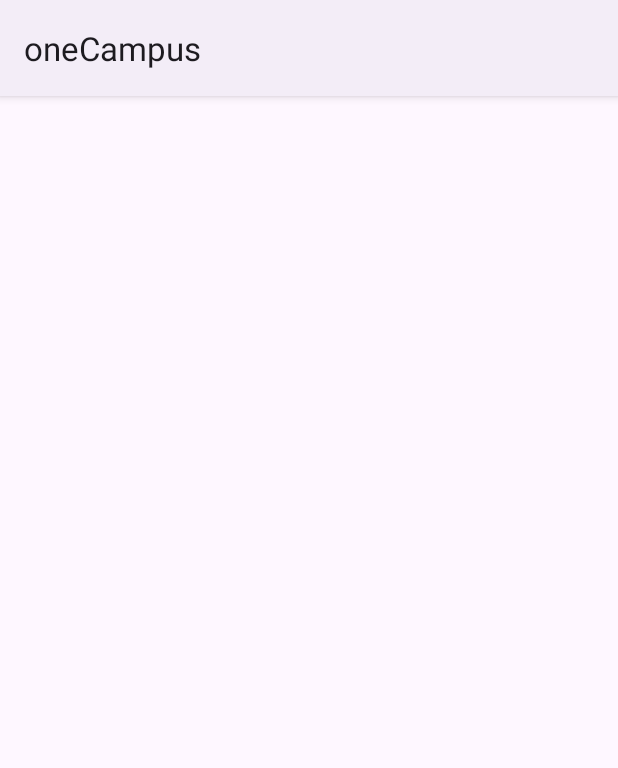
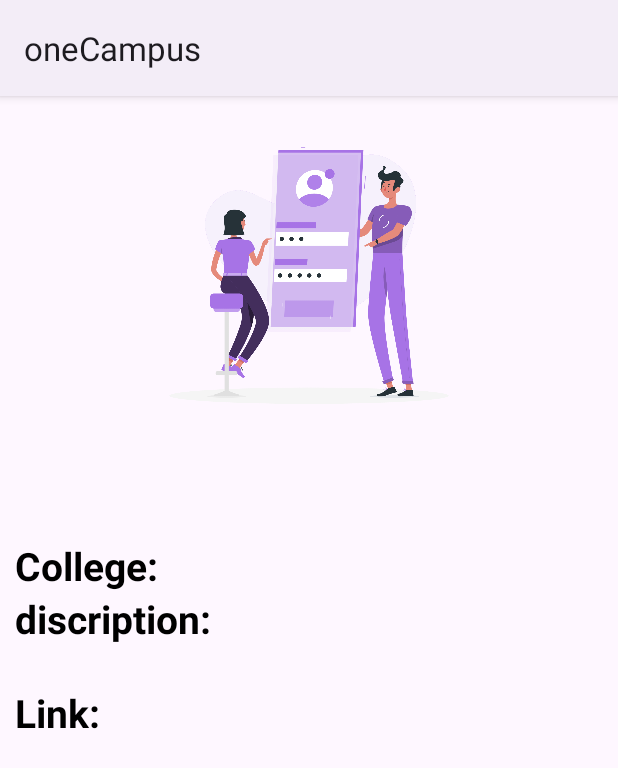
Before and after one commit to BhanukiranG/oneCampus, an Android app: the eventDetails screen opened directly, with no data from a screen before it, on a phone screen of 412 x 824 dp. Shown: the top 768 px of the screen. Run offline under Robolectric (Android 15) with nearby library versions, the phone set to English and light mode, and no system bars; our stand-ins replace Picasso.

Commit message:
complete project is running successfully

```diff
--- a/app/src/main/java/com/example/onecampus/eventDetails.java
+++ b/app/src/main/java/com/example/onecampus/eventDetails.java
@@ -3,12 +3,29 @@ package com.example.onecampus;
 import androidx.appcompat.app.AppCompatActivity;
 
 import android.os.Bundle;
+import android.widget.ImageView;
+import android.widget.TextView;
+
+import com.squareup.picasso.Picasso;
 
 public class eventDetails extends AppCompatActivity {
-
+        TextView singleLink,singleDiscription,singleCollege,singleEventName;
+        ImageView singleImage;
     @Override
     protected void onCreate(Bundle savedInstanceState) {
         super.onCreate(savedInstanceState);
         setContentView(R.layout.activity_event_details);
+        singleLink=findViewById(R.id.singleLink);
+        singleDiscription=findViewById(R.id.singleDiscription);
+        singleCollege=findViewById(R.id.singleCollege);
+        singleEventName=findViewById(R.id.singleEventName);
+        singleImage=findViewById(R.id.singleImage);
+        Picasso.get().load(getIntent().getStringExtra("singleImage"))
+                .placeholder(R.drawable.mobilelogin)
+                .into(singleImage);
+        singleEventName.setText(getIntent().getStringExtra("singleEventName"));
+        singleCollege.setText(getIntent().getStringExtra("singleCollege"));
+        singleDiscription.setText(getIntent().getStringExtra("singleDiscription"));
+        singleLink.setText(getIntent().getStringExtra("singleLink"));
     }
 }
--- a/app/src/main/java/com/example/onecampus/projectAdapter.java
+++ b/app/src/main/java/com/example/onecampus/projectAdapter.java
@@ -1,6 +1,7 @@
 package com.example.onecampus;
 
 import android.content.Context;
+import android.content.Intent;
 import android.view.LayoutInflater;
 import android.view.View;
 import android.view.ViewGroup;
@@ -39,6 +40,19 @@ public class projectAdapter extends  RecyclerView.Adapter<projectAdapter.ViewHol
         holder.itemTitle.setText(model.getTitle());
         holder.itemDiscription.setText(model.getDescription());
         holder.itemClg.setText(model.getClg());
+        holder.itemView.setOnClickListener(new View.OnClickListener() {
+            @Override
+            public void onClick(View v) {
+                Intent intent=new Intent(context,eventDetails.class);
+                intent.putExtra("singleImage",model.getProductImage());
+                intent.putExtra("singleEventName",model.getTitle());
+                intent.putExtra("singleCollege",model.getClg());
+                intent.putExtra("singleDiscription",model.getDescription());
+                intent.putExtra("singleLink",model.getLink());
+                intent.setFlags(Intent.FLAG_ACTIVITY_NEW_TASK);
+                context.startActivity(intent);
+            }
+        });
     }
 
     @Override
--- a/app/src/main/res/layout/activity_event_details.xml
+++ b/app/src/main/res/layout/activity_event_details.xml
@@ -1,9 +1,109 @@
 <?xml version="1.0" encoding="utf-8"?>
-<androidx.constraintlayout.widget.ConstraintLayout xmlns:android="http://schemas.android.com/apk/res/android"
+<RelativeLayout
+    xmlns:android="http://schemas.android.com/apk/res/android"
     xmlns:app="http://schemas.android.com/apk/res-auto"
     xmlns:tools="http://schemas.android.com/tools"
     android:layout_width="match_parent"
     android:layout_height="match_parent"
     tools:context=".eventDetails">
 
-</androidx.constraintlayout.widget.ConstraintLayout>
+    <LinearLayout
+        android:layout_width="match_parent"
+        android:layout_height="494dp"
+            android:orientation="vertical">
+
+            <ImageView
+                android:id="@+id/singleImage"
+                android:layout_width="match_parent"
+                android:layout_height="240dp"
+                android:src="@drawable/mobilelogin" />
+
+            <TextView
+                android:id="@+id/singleEventName"
+                android:layout_width="wrap_content"
+                android:layout_height="wrap_content"
+                android:layout_margin="10dp"
+                android:text="Name Of the Event"
+                android:textColor="#000000"
+                android:textSize="26sp"
+                android:textStyle="bold" />
+
+            <LinearLayout
+                android:layout_width="match_parent"
+                android:layout_height="wrap_content"
+                android:orientation="horizontal">
+
+                <TextView
+                    android:layout_width="wrap_content"
+                    android:layout_height="wrap_content"
+                    android:layout_marginStart="10dp"
+                    android:text="College: "
+                    android:textColor="#000000"
+                    android:textSize="26sp"
+                    android:textStyle="bold" />
+
+                <TextView
+                    android:id="@+id/singleCollege"
+                    android:layout_width="match_parent"
+                    android:layout_height="wrap_content"
+                    android:layout_marginStart="10dp"
+                    android:text="name"
+                    android:textColor="#000000"
+                    android:textSize="24sp"
+                    android:textStyle="bold" />
+
+            </LinearLayout>
+
+            <LinearLayout
+                android:layout_width="match_parent"
+                android:layout_height="wrap_content">
+
+                <TextView
+                    android:layout_width="wrap_content"
+                    android:layout_height="wrap_content"
+                    android:layout_marginStart="10dp"
+                    android:text="discription: "
+                    android:textColor="#000000"
+                    android:textSize="26sp"
+                    android:textStyle="bold" />
+
+            </LinearLayout>
+
+            <LinearLayout
+                android:layout_width="match_parent"
+                android:layout_height="wrap_content">
+
+                <TextView
+                    android:id="@+id/singleDiscription"
+                    android:layout_width="match_parent"
+                    android:layout_height="wrap_content"
+                    android:layout_marginTop="5dp"
+                    android:maxLines="10"
+                    android:text="Discription"
+                    android:textSize="16dp" />
+            </LinearLayout>
+            <LinearLayout
+                android:layout_width="match_parent"
+                android:layout_height="wrap_content">
+                <TextView
+                    android:layout_width="wrap_content"
+                    android:layout_height="wrap_content"
+                    android:layout_marginStart="10dp"
+                    android:text="Link: "
+                    android:textColor="#000000"
+                    android:textSize="26sp"
+                    android:textStyle="bold" />
+
+                <TextView
+                    android:id="@+id/singleLink"
+                    android:layout_width="match_parent"
+                    android:layout_height="wrap_content"
+                    android:layout_marginStart="10dp"
+                    android:text="name"
+                    android:textColor="#000000"
+                    android:textSize="20sp"
+                    android:textStyle="bold" />
+
+            </LinearLayout>
+        </LinearLayout>
+</RelativeLayout>
```
